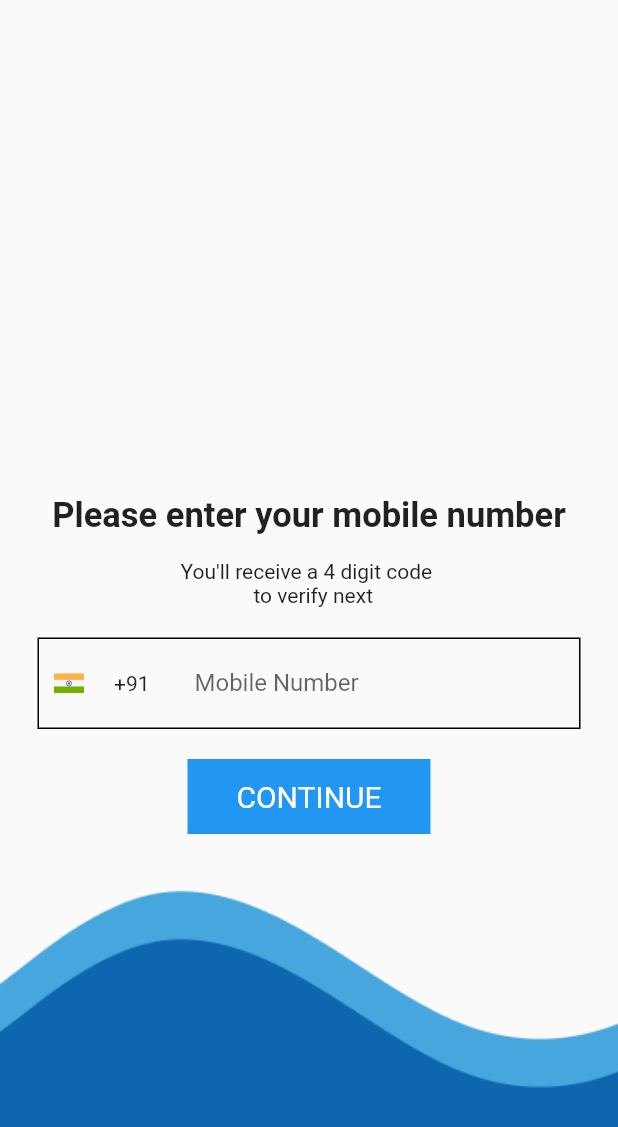
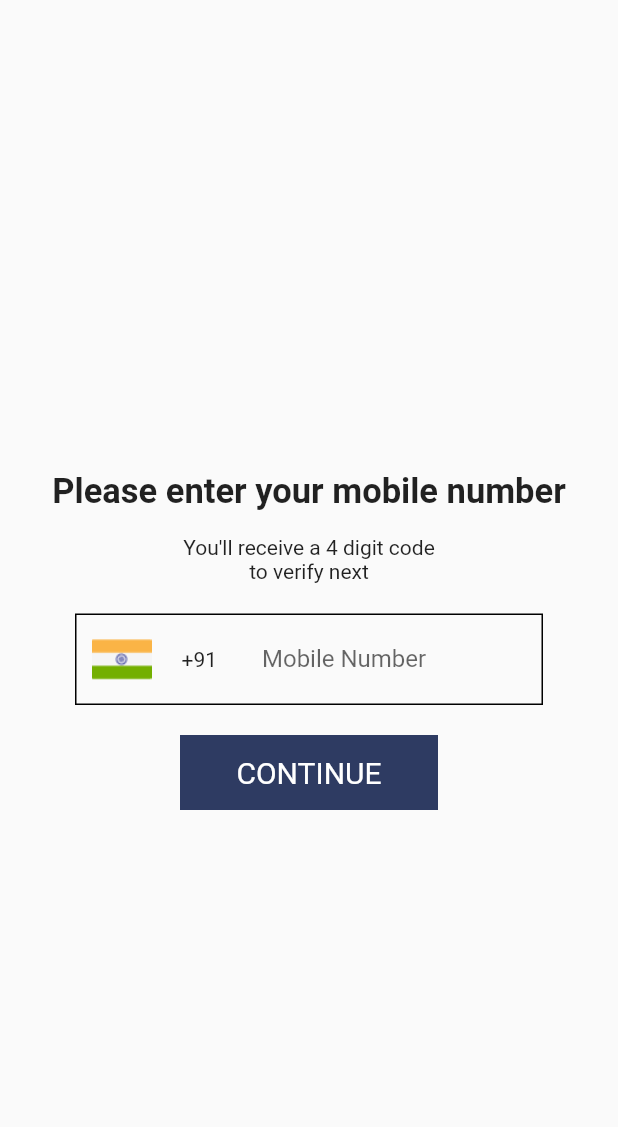
Before and after one commit to Tanweermirza/demo, a Flutter app: the SecondScreen screen opened directly, on a phone screen of 412 x 824 dp. Shown: the top 1127 px of the screen. Run offline on Flutter 3.47's test engine with Material 2 defaults, Android fonts, the phone set to English and light mode, and no system bars; our stand-ins replace firebase_auth, firebase_core, flutter_otp_text_field, get; accounts and stored records are empty.

Commit message:
second commit

```diff
--- /dev/null
+++ b/lib/Screen/Constant/constant.dart
@@ -0,0 +1,3 @@
+import 'package:flutter/material.dart';
+
+Color buttonColor = const Color(0xFF2E3B62);
--- a/lib/Screen/SecondScreen.dart
+++ b/lib/Screen/SecondScreen.dart
@@ -1,4 +1,12 @@
+import 'dart:developer';
+
+import 'package:demo1/Controller/authController.dart';
+import 'package:demo1/Screen/ThirdScreen.dart';
+import 'package:firebase_auth/firebase_auth.dart';
 import 'package:flutter/material.dart';
+import 'package:get/get.dart';
+
+import 'Constant/constant.dart';
 
 class SecondScreen extends StatefulWidget {
   const SecondScreen({super.key});
@@ -8,45 +16,49 @@ class SecondScreen extends StatefulWidget {
 }
 
 class _SecondScreenState extends State<SecondScreen> {
+  TextEditingController mobileCtrl = TextEditingController();
   // List numberlist = ["+91", '+93', "+94"];
   // String? number;
   @override
   Widget build(BuildContext context) {
     return Scaffold(
-      body: Stack(
+      // appBar: AppBar(
+      //   leading:
+      //   backgroundColor: Colors.transparent,
+      //   elevation: 0,
+      // ),
+      body: Column(
         children: [
-          ListView(
-            padding: const EdgeInsets.symmetric(horizontal: 25),
+          Expanded(
+            child: Column(
+              mainAxisAlignment: MainAxisAlignment.center,
               children: [
-              Column(
-                children: [
-                  SizedBox(
-                    height: 300,
-                  ),
                 // Container(
                 //   child: Center(
                 //     child: Image.asset('assets/images/image.png'),
                 //   ),
                 // ),
+
                 SizedBox(
                   height: 30,
                 ),
                 const Center(
                   child: Text(
                     "Please enter your mobile number",
-                      style:
-                          TextStyle(fontWeight: FontWeight.bold, fontSize: 23),
+                    style: TextStyle(fontWeight: FontWeight.bold, fontSize: 23),
                   ),
                 ),
                 SizedBox(
                   height: 16,
                 ),
-                  Text(
-                      "You'll receive a 4 digit code \n              to verify next"),
+                Text("You'll receive a 4 digit code"),
+                Text("to verify next"),
                 SizedBox(
                   height: 20,
                 ),
                 Container(
+                  margin: EdgeInsets.symmetric(horizontal: 50),
+                  width: 350,
                   decoration: BoxDecoration(border: Border.all()),
                   child: Row(
                     children: [
@@ -55,7 +67,7 @@ class _SecondScreenState extends State<SecondScreen> {
                       ),
                       Image.asset(
                         'assets/images/india 2.png',
-                          width: 20,
+                        width: 40,
                       ),
                       SizedBox(
                         width: 20,
@@ -68,6 +80,7 @@ class _SecondScreenState extends State<SecondScreen> {
                       ),
                       Expanded(
                         child: TextField(
+                          controller: mobileCtrl,
                           decoration: InputDecoration(
                               labelText: "Mobile Number",
                               border: InputBorder.none),
@@ -103,13 +116,17 @@ class _SecondScreenState extends State<SecondScreen> {
                   height: 20,
                 ),
                 InkWell(
-                    onTap: () {},
+                  onTap: () {
+                    // Get.to(ThirdScreen());
+                    // authController.sentOtp("+91" + mobileCtrl.text);
+                    authController.sentOtp("+91" + mobileCtrl.text);
+                  },
                   child: Container(
-                      margin: EdgeInsets.symmetric(horizontal: 100),
+                    margin: EdgeInsets.symmetric(horizontal: 120),
                     // width: 00,
                     height: 50,
                     decoration: BoxDecoration(
-                        color: Colors.blue,
+                      color: buttonColor,
                       borderRadius: BorderRadius.circular(0),
                     ),
                     child: Center(
@@ -121,15 +138,53 @@ class _SecondScreenState extends State<SecondScreen> {
                   ),
                 ),
               ],
-              )
-            ],
             ),
-          Positioned(
-              bottom: 0, child: Image.asset("assets/images/Vector4.png")),
-          Positioned(
-              bottom: 0, child: Image.asset("assets/images/Vector3.png")),
+          ),
+          // Expanded(
+          //     child: Stack(
+          //   children: [
+          //     Positioned(
+          //         bottom: 10, child: Image.asset("assets/images/Vector4.png")),
+          //     Positioned(
+          //         bottom: 0, child: Image.asset("assets/images/Vector3.png")),
+          //   ],
+          // )),
+          // Container(
+          //   color: Colors.black,
+          //   height: 100,
+          //   width: double.infinity,
+          // )
         ],
       ),
     );
   }
+
+  sentOtp(String mobile) {
+    try {
+      auth.verifyPhoneNumber(
+          phoneNumber: mobile,
+          verificationCompleted: (PhoneAuthCredential credential) {
+            log("VErification complete");
+            Get.snackbar("Success", "Your number is Verified.");
+          },
+          verificationFailed: (FirebaseAuthException exception) {},
+          codeSent: (String id, int? value) {
+            log("Code sent");
+            Get.snackbar("Success", "Code sent to number.");
+            Get.to(ThirdScreen(
+              mobile: mobile,
+              id: id,
+            ));
+          },
+          codeAutoRetrievalTimeout: (String timeout) {});
+    } on FirebaseAuthException catch (error) {
+      log(error.toString());
+      Get.snackbar("Error", error.message.toString());
+    } catch (e) {
+      log(e.toString());
+      Get.snackbar("Error", e.toString());
     }
+  }
+}
+
+//
--- a/pubspec.yaml
+++ b/pubspec.yaml
@@ -36,6 +36,9 @@ dependencies:
   # Use with the CupertinoIcons class for iOS style icons.
   cupertino_icons: ^1.0.2
   flutter_otp_text_field: ^1.1.1
+  get: ^4.6.5
+  firebase_core: ^2.11.0
+  firebase_auth: ^4.5.0
 
 dev_dependencies:
   flutter_test:
```
Also changed, not shown: lib/Controller/Binding.dart (added, +11 -0 lines), lib/Controller/authController.dart (added, +72 -0 lines), lib/Screen/FirstScreen1.dart (+12 -6 lines), lib/Screen/FourthScreen.dart (+18 -2 lines), lib/Screen/ThirdScreen.dart (+22 -9 lines), lib/main.dart (+9 -6 lines), pubspec.lock, 6 other files. Lines whose indentation alone changed are shown as unchanged.
